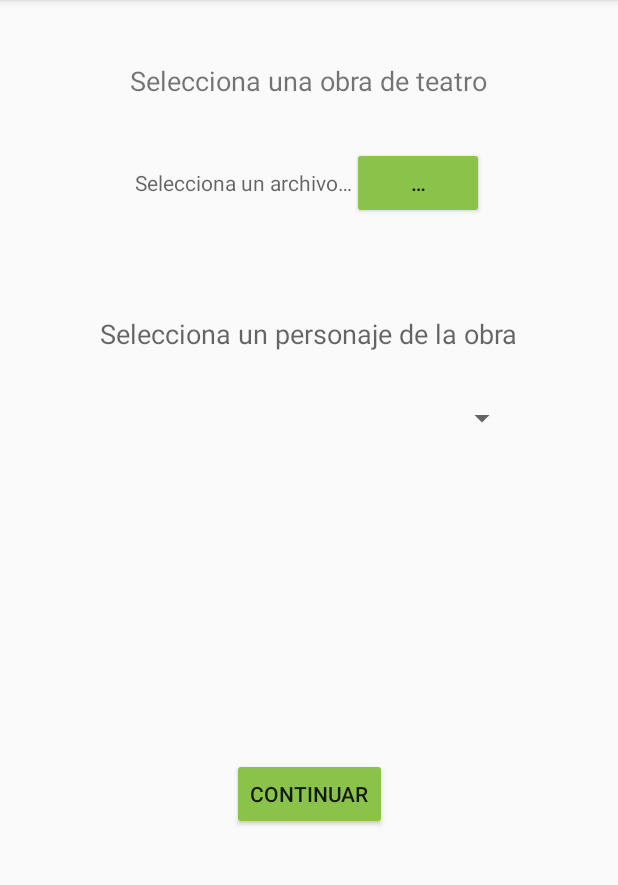
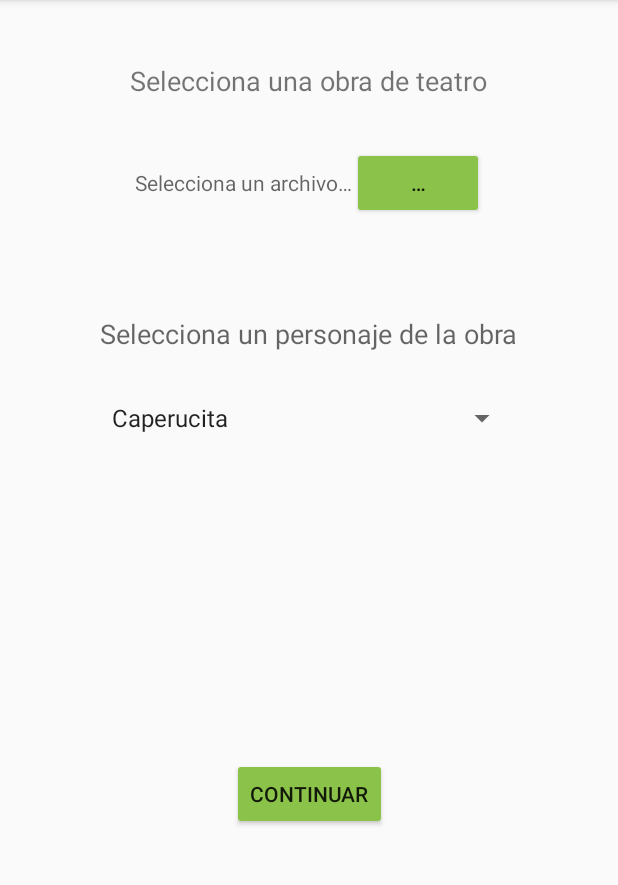
Before and after one commit to KarenCelis/COBOT, an Android app: the MainActivity screen opened directly, with no data from a screen before it, on a phone screen of 412 x 824 dp, the part 84-969 px from its top. Run offline under Robolectric (Android 15) with nearby library versions, the phone set to English and light mode, and no system bars; Roboto replaces fonts that are not available here.

Commit message:
Elaborada la pantalla del Mockup Cero, pendientes las interacciones con los objetos.

```diff
--- a/Android/app/src/main/java/com/example/cobot/MainActivity.java
+++ b/Android/app/src/main/java/com/example/cobot/MainActivity.java
@@ -2,13 +2,25 @@ package com.example.cobot;
 
 import androidx.appcompat.app.AppCompatActivity;
 
+import android.content.Intent;
 import android.os.Bundle;
+import android.view.View;
+import android.widget.Button;
 
 public class MainActivity extends AppCompatActivity {
 
+    Button Continuar;
     @Override
     protected void onCreate(Bundle savedInstanceState) {
         super.onCreate(savedInstanceState);
         setContentView(R.layout.activity_main);
+        Continuar = findViewById(R.id.BotonContinuarMainActivity);
+        Continuar.setOnClickListener(new View.OnClickListener() {
+            @Override
+            public void onClick(View v) {
+                Intent TrancisionConfigureAction = new Intent(Continuar.getContext(), RobotConection.class);
+                startActivity(TrancisionConfigureAction);
+            }
+        });
     }
 }
--- a/Android/app/src/main/res/layout/activity_main.xml
+++ b/Android/app/src/main/res/layout/activity_main.xml
@@ -70,7 +70,8 @@
             android:layout_width="match_parent"
             android:layout_height="wrap_content"
             android:layout_marginTop="32dp"
-            android:layout_weight="1" />
+            android:layout_weight="1"
+            android:entries="@array/spinnerCharacters" />
     </LinearLayout>
 
     <Button
--- a/Android/app/src/main/res/values/arrays.xml
+++ b/Android/app/src/main/res/values/arrays.xml
@@ -22,4 +22,10 @@
 </item>
         <item>¡Hola! ¿Cómo estáis? </item>
     </string-array>
+    <string-array name="spinnerCharacters">
+        <item>Caperucita</item>
+        <item>Lobo</item>
+        <item>Madre</item>
+        <item>Abuelita</item>
+    </string-array>
 </resources>
```
